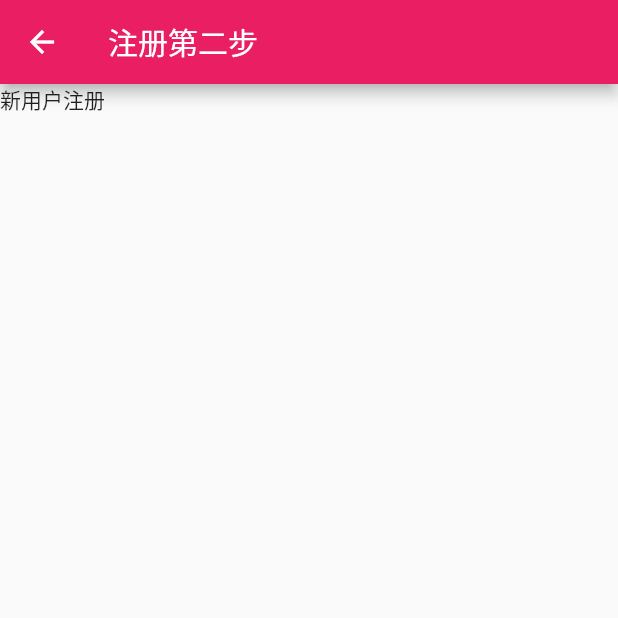
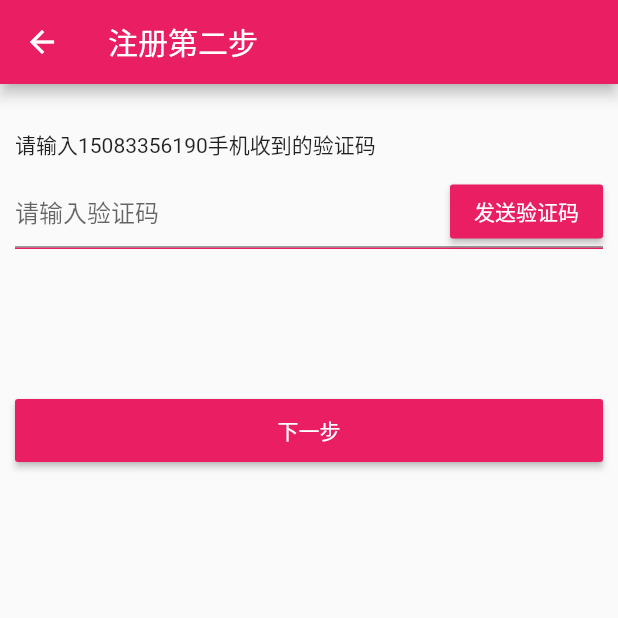
Before and after one commit to dezhizhang/flutter, a Flutter app: the RegisterTwo screen opened directly, on a phone screen of 412 x 824 dp, the top half of it. Run offline on Flutter 3.47's test engine with Material 2 defaults, Android fonts, the phone set to English and light mode, and no system bars; our stand-ins replace chewie, date_format, device_info, dio, flutter_screenutil, flutter_swiper and 3 more; missing offline and left inert: flutter_cupertino_date_picker, flutter_inappbrowser, sy_flutter_alipay; accounts and stored records are empty.

Commit message:
第二步完成

```diff
--- a/app/lib/pages/RegisterOne.dart
+++ b/app/lib/pages/RegisterOne.dart
@@ -1,5 +1,3 @@
-import 'dart:io';
-
 import 'package:flutter/material.dart';
 import '../utils/ScreenAdaper.dart';
 
--- a/app/lib/pages/RegisterTwo.dart
+++ b/app/lib/pages/RegisterTwo.dart
@@ -1,4 +1,5 @@
 import 'package:flutter/material.dart';
+import '../utils/ScreenAdaper.dart';
 
 class RegisterTwo extends StatefulWidget {
   RegisterTwo({Key key}) : super(key: key);
@@ -13,7 +14,65 @@ class _RegisterTwoState extends State<RegisterTwo> {
       appBar: AppBar(
         title: Text('注册第二步'),
       ),
-      body: Text('新用户注册'),
+      body: Container(
+        padding: EdgeInsets.only(left: 10,right: 10,top: 30),
+        child: ListView(
+          children: <Widget>[
+            Container(
+              child: Text('请输入15083356190手机收到的验证码'),
+            ),
+            SizedBox(height: 10),
+            Stack(
+              children: <Widget>[
+                Container(
+                  decoration: BoxDecoration(
+                    border: Border(
+                      bottom: BorderSide(
+                        width: 1,
+                        color: Colors.pink
+                      )
+                    )
+                  ),
+                  child: TextField(
+                  decoration: InputDecoration(
+                    hintText: '请输入验证码'
+                  ),
+                  onChanged: (value) {
+
+                  },
+                  ),
+                ),
+                Positioned(
+                  right: 0,
+                  top: 0,
+                  child: RaisedButton(
+                    color: Colors.pink,
+                    textColor: Colors.white,
+                    child: Text('发送验证码'),
+                    onPressed: () {
+
+                    },
+                  ),
+                )
+
+              ],
+            ),
+            SizedBox(height: 100),
+            Container(
+              width: double.infinity,
+              height: ScreenAdaper.height(68),
+              child: RaisedButton(
+                child: Text('下一步'),
+                color: Colors.pink,
+                textColor: Colors.white,
+                onPressed: () {
+                  Navigator.of(context).pushNamed('/registerthree');
+                },
+              ),
+            )
+          ],
+        ),
+      )
     );
   }
 }
```
